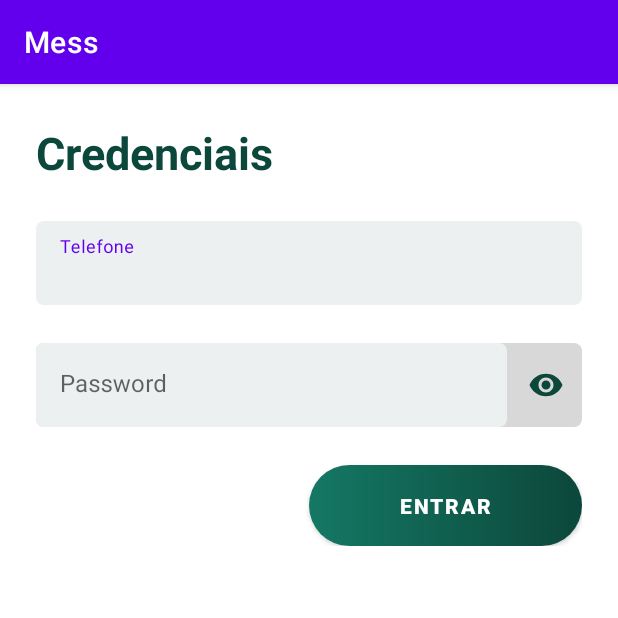
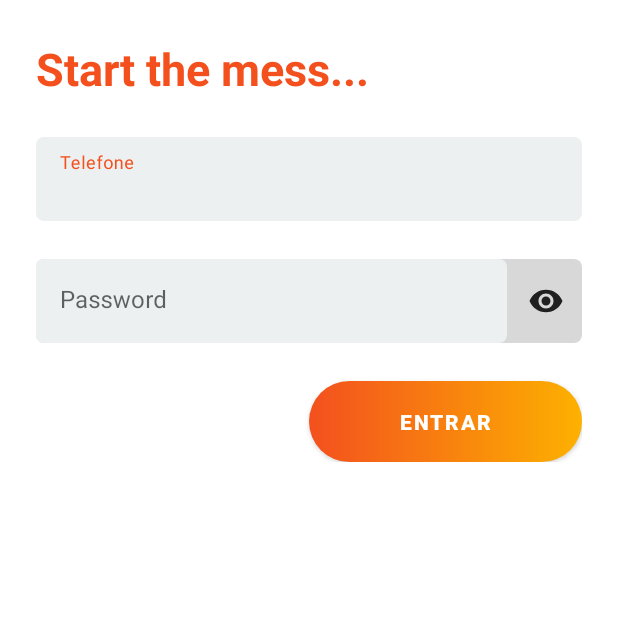
Before and after one commit to vipontes/messager-android, an Android app: the screen it shows after launch (LoginActivity), on a phone screen of 412 x 824 dp, the top half of it. Run offline under Robolectric (Android 15) with nearby library versions, the phone set to English and light mode, and no system bars; our stand-ins replace Dagger/Hilt's generated code, Room's generated code, RxJava, data binding; libraries missing offline, so code that uses them is left out: com.karumi.dexter; 1 statement that could not run was skipped.

Commit message:
Modificações no tema

```diff
--- a/app/src/main/AndroidManifest.xml
+++ b/app/src/main/AndroidManifest.xml
@@ -13,7 +13,7 @@
         android:label="@string/app_name"
         android:roundIcon="@mipmap/ic_launcher_round"
         android:supportsRtl="true"
-        android:theme="@style/Theme.Smartmessageandroid"
+        android:theme="@style/Theme.mess"
         android:usesCleartextTraffic="true">
         <activity
             android:name="easify.mess.view.MessageActivity"
@@ -23,6 +23,7 @@
             android:exported="false" />
         <activity
             android:name="easify.mess.view.LoginActivity"
+            android:theme="@style/Theme.mess.NoActionBar"
             android:exported="true">
             <intent-filter>
                 <action android:name="android.intent.action.MAIN" />
--- a/app/src/main/res/drawable-v24/my_message.xml
+++ b/app/src/main/res/drawable-v24/my_message.xml
@@ -1,5 +1,5 @@
 <shape xmlns:android="http://schemas.android.com/apk/res/android"
     android:shape="rectangle">
-    <solid android:color="@color/purple_500" />
+    <solid android:color="@color/primaryColor" />
     <corners android:topRightRadius="5dp" android:radius="15dp" />
 </shape>
--- a/app/src/main/res/drawable-v24/their_message.xml
+++ b/app/src/main/res/drawable-v24/their_message.xml
@@ -1,5 +1,5 @@
 <shape xmlns:android="http://schemas.android.com/apk/res/android"
     android:shape="rectangle">
-    <solid android:color="@color/purple_700" />
+    <solid android:color="@color/SecondaryColor" />
     <corners android:topLeftRadius="5dp" android:radius="15dp" />
 </shape>
--- a/app/src/main/res/drawable/green_circle.xml
+++ b/app/src/main/res/drawable/green_circle.xml
@@ -3,7 +3,7 @@
     xmlns:android="http://schemas.android.com/apk/res/android"
     android:shape="oval">
 
-    <solid android:color="#00D608"/>
+    <solid android:color="@color/onlineColor"/>
 
     <size
         android:width="12dp"
--- a/app/src/main/res/drawable/login_button_bk.xml
+++ b/app/src/main/res/drawable/login_button_bk.xml
@@ -6,8 +6,8 @@
 
     <gradient
         android:angle="0"
-        android:startColor="#FF147864"
-        android:endColor="#FF0C473B"/>
+        android:startColor="@color/primaryColor"
+        android:endColor="@color/SecondaryColor"/>
 
     <size
         android:width="182dp"
--- a/app/src/main/res/drawable/red_circle.xml
+++ b/app/src/main/res/drawable/red_circle.xml
@@ -3,7 +3,7 @@
     xmlns:android="http://schemas.android.com/apk/res/android"
     android:shape="oval">
 
-    <solid android:color="#E91E1E"/>
+    <solid android:color="@color/offlineColor"/>
 
     <size
         android:width="12dp"
--- a/app/src/main/res/layout/activity_login.xml
+++ b/app/src/main/res/layout/activity_login.xml
@@ -26,7 +26,7 @@
                 android:layout_height="wrap_content"
                 android:layout_marginTop="@dimen/loginViewsMargin"
                 android:text="@string/login"
-                android:textColor="@color/green"
+                android:textColor="@color/primaryColor"
                 android:textSize="@dimen/headerTextSize"
                 android:textStyle="bold" />
 
@@ -56,7 +56,7 @@
                 android:layout_marginTop="@dimen/loginViewsMargin"
                 android:background="#FFFFFF"
                 app:passwordToggleEnabled="true"
-                app:passwordToggleTint="@color/green">
+                app:passwordToggleTint="@color/black">
 
                 <com.google.android.material.textfield.TextInputEditText
                     android:layout_width="match_parent"
--- a/app/src/main/res/layout/holder_user.xml
+++ b/app/src/main/res/layout/holder_user.xml
@@ -50,7 +50,7 @@
                         android:layout_height="wrap_content"
                         android:layout_marginEnd="4dp"
                         android:text="@{user.usuario_nome}"
-                        android:textColor="@color/green"
+                        android:textColor="@color/black"
                         android:textSize="18sp" />
 
                     <TextView
@@ -72,7 +72,7 @@
                     android:layout_marginEnd="4dp"
                     android:paddingTop="8dp"
                     android:text="@{user.usuario_telefone}"
-                    android:textColor="@color/lightGreen"
+                    android:textColor="@color/gray"
                     android:textSize="14sp" />
             </LinearLayout>
 
--- a/app/src/main/res/values/colors.xml
+++ b/app/src/main/res/values/colors.xml
@@ -1,16 +1,11 @@
 <?xml version="1.0" encoding="utf-8"?>
 <resources>
-    <color name="purple_200">#FFBB86FC</color>
-    <color name="purple_500">#FF6200EE</color>
-    <color name="purple_700">#FF3700B3</color>
-    <color name="teal_200">#FF03DAC5</color>
-    <color name="teal_700">#FF018786</color>
+    <color name="primaryColor">#FFF3501E</color>
+    <color name="SecondaryColor">#FFFDB100</color>
+    <color name="black">#FF202020</color>
+    <color name="white">#FFFFFFFF</color>
+    <color name="gray">#FF858585</color>
 
-    <color name="green">#FF0C473B</color>
-    <color name="lightGreen">#147864</color>
-    <color name="black">#FF000000</color>
-    <color name="white">#FFFFFFFF</color>
-    <color name="colorWhite">#FFFFFF</color>
-
-    <color name="gray">#858585</color>
+    <color name="onlineColor">#FF00D608</color>
+    <color name="offlineColor">#FFE91E1E</color>
 </resources>
--- a/app/src/main/res/values/strings.xml
+++ b/app/src/main/res/values/strings.xml
@@ -1,7 +1,7 @@
 <resources>
     <string name="app_name">Mess</string>
 
-    <string name="login">Credenciais</string>
+    <string name="login">Start the mess...</string>
     <string name="login_button">Entrar</string>
     <string name="login_password_hint">Senha</string>
     <string name="login_telefone">Telefone</string>
--- a/app/src/main/res/values/themes.xml
+++ b/app/src/main/res/values/themes.xml
@@ -1,16 +1,21 @@
 <resources xmlns:tools="http://schemas.android.com/tools">
-    <!-- Base application theme. -->
-    <style name="Theme.Smartmessageandroid" parent="Theme.MaterialComponents.Light.DarkActionBar">
-        <!-- Primary brand color. -->
-        <item name="colorPrimary">@color/purple_500</item>
-        <item name="colorPrimaryVariant">@color/purple_700</item>
+    <style name="Theme.mess" parent="Theme.MaterialComponents.Light.DarkActionBar">
+        <item name="colorPrimary">@color/primaryColor</item>
+        <item name="colorPrimaryVariant">@color/primaryColor</item>
         <item name="colorOnPrimary">@color/white</item>
-        <!-- Secondary brand color. -->
-        <item name="colorSecondary">@color/teal_200</item>
-        <item name="colorSecondaryVariant">@color/teal_700</item>
+        <item name="colorSecondary">@color/SecondaryColor</item>
+        <item name="colorSecondaryVariant">@color/SecondaryColor</item>
         <item name="colorOnSecondary">@color/black</item>
-        <!-- Status bar color. -->
         <item name="android:statusBarColor" tools:targetApi="l">?attr/colorPrimaryVariant</item>
-        <!-- Customize your theme here. -->
+    </style>
+
+    <style name="Theme.mess.NoActionBar" parent="Theme.MaterialComponents.Light.NoActionBar">
+        <item name="colorPrimary">@color/primaryColor</item>
+        <item name="colorPrimaryVariant">@color/primaryColor</item>
+        <item name="colorOnPrimary">@color/white</item>
+        <item name="colorSecondary">@color/SecondaryColor</item>
+        <item name="colorSecondaryVariant">@color/SecondaryColor</item>
+        <item name="colorOnSecondary">@color/black</item>
+        <item name="android:statusBarColor" tools:targetApi="l">?attr/colorPrimaryVariant</item>
     </style>
 </resources>
```
